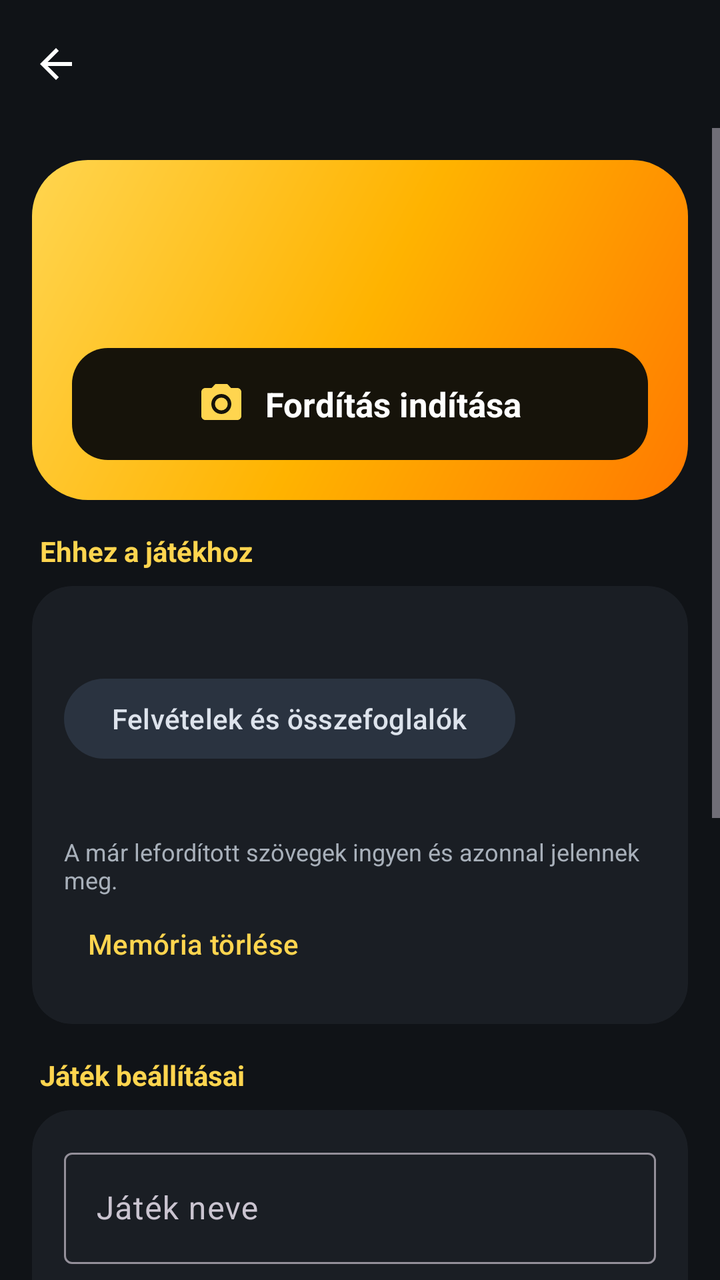
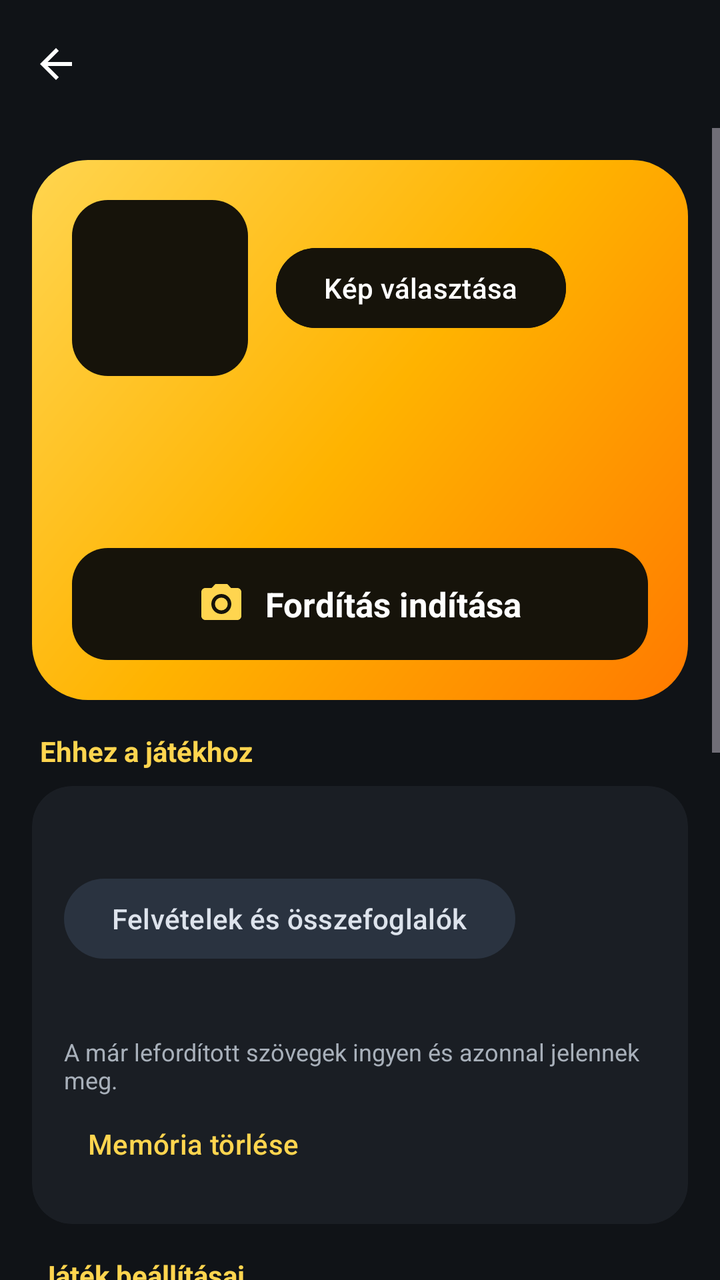

An Android layout rendered at two revisions. The XML below is the earlier revision; the diff shows what the commit changed to produce the second picture.
<!-- AndroidManifest.xml: application theme Theme.FeliratFordito -->
<!-- res/layout/activity_game.xml -->
<?xml version="1.0" encoding="utf-8"?>
<LinearLayout xmlns:android="http://schemas.android.com/apk/res/android"
    xmlns:app="http://schemas.android.com/apk/res-auto"
    android:layout_width="match_parent"
    android:layout_height="match_parent"
    android:background="@color/bg"
    android:fitsSystemWindows="true"
    android:orientation="vertical">

    <com.google.android.material.appbar.MaterialToolbar
        android:id="@+id/toolbar"
        android:layout_width="match_parent"
        android:layout_height="?attr/actionBarSize"
        app:navigationIcon="@drawable/ic_back" />

    <ScrollView
        android:layout_width="match_parent"
        android:layout_height="match_parent">

        <LinearLayout
            android:layout_width="match_parent"
            android:layout_height="wrap_content"
            android:orientation="vertical"
            android:padding="16dp">

            
            <LinearLayout
                android:layout_width="match_parent"
                android:layout_height="wrap_content"
                android:background="@drawable/bg_hero"
                android:orientation="vertical"
                android:padding="20dp">

                <TextView
                    android:id="@+id/heroTitle"
                    android:layout_width="match_parent"
                    android:layout_height="wrap_content"
                    android:textColor="#1A1300"
                    android:textSize="26sp"
                    android:textStyle="bold" />

                <TextView
                    android:id="@+id/heroInfo"
                    android:layout_width="match_parent"
                    android:layout_height="wrap_content"
                    android:layout_marginTop="4dp"
                    android:textColor="#3D2E00"
                    android:textSize="14sp" />

                <LinearLayout
                    android:id="@+id/startBtn"
                    android:layout_width="match_parent"
                    android:layout_height="56dp"
                    android:layout_marginTop="16dp"
                    android:background="@drawable/bg_cta"
                    android:clickable="true"
                    android:focusable="true"
                    android:foreground="?attr/selectableItemBackground"
                    android:gravity="center"
                    android:orientation="horizontal">

                    <ImageView
                        android:layout_width="24dp"
                        android:layout_height="24dp"
                        android:src="@drawable/ic_camera"
                        app:tint="@color/accent" />

                    <TextView
                        android:layout_width="wrap_content"
                        android:layout_height="wrap_content"
                        android:layout_marginStart="10dp"
                        android:text="Fordítás indítása"
                        android:textColor="#FFFFFF"
                        android:textSize="17sp"
                        android:textStyle="bold" />
                </LinearLayout>
            </LinearLayout>

            
            <TextView style="@style/SectionTitle" android:text="Ehhez a játékhoz" />

            <com.google.android.material.card.MaterialCardView style="@style/SettingsCard">

                <LinearLayout
                    android:layout_width="match_parent"
                    android:layout_height="wrap_content"
                    android:orientation="vertical"
                    android:padding="16dp">

                    <TextView
                        android:id="@+id/recInfo"
                        android:layout_width="match_parent"
                        android:layout_height="wrap_content"
                        android:textColor="#FFFFFF"
                        android:textSize="15sp" />

                    <com.google.android.material.button.MaterialButton
                        android:id="@+id/recBtn"
                        style="@style/Widget.Material3.Button.TonalButton"
                        android:layout_width="wrap_content"
                        android:layout_height="wrap_content"
                        android:layout_marginTop="6dp"
                        android:text="Felvételek és összefoglalók" />

                    <TextView
                        android:id="@+id/memInfo"
                        android:layout_width="match_parent"
                        android:layout_height="wrap_content"
                        android:layout_marginTop="14dp"
                        android:textColor="#FFFFFF"
                        android:textSize="15sp" />

                    <TextView
                        android:layout_width="match_parent"
                        android:layout_height="wrap_content"
                        android:text="A már lefordított szövegek ingyen és azonnal jelennek meg."
                        android:textColor="@color/text_dim"
                        android:textSize="12sp" />

                    <com.google.android.material.button.MaterialButton
                        android:id="@+id/memClearBtn"
                        style="@style/Widget.Material3.Button.TextButton"
                        android:layout_width="wrap_content"
                        android:layout_height="wrap_content"
                        android:text="Memória törlése" />
                </LinearLayout>
            </com.google.android.material.card.MaterialCardView>

            
            <TextView style="@style/SectionTitle" android:text="Játék beállításai" />

            <com.google.android.material.card.MaterialCardView style="@style/SettingsCard">

                <LinearLayout
                    android:layout_width="match_parent"
                    android:layout_height="wrap_content"
                    android:orientation="vertical"
                    android:padding="16dp">

                    <com.google.android.material.textfield.TextInputLayout
                        style="@style/Widget.Material3.TextInputLayout.OutlinedBox"
                        android:layout_width="match_parent"
                        android:layout_height="wrap_content"
                        android:hint="Játék neve"
                        app:helperText="A Gemini ebből tudja, melyik játékról van szó">

                        <com.google.android.material.textfield.TextInputEditText
                            android:id="@+id/nameEdit"
                            android:layout_width="match_parent"
                            android:layout_height="wrap_content"
                            android:inputType="textCapWords"
                            android:singleLine="true" />
                    </com.google.android.material.textfield.TextInputLayout>

                    <com.google.android.material.materialswitch.MaterialSwitch
                        android:id="@+id/profileSwitch"
                        android:layout_width="match_parent"
                        android:layout_height="wrap_content"
                        android:layout_marginTop="12dp"
                        android:text="Játékprofil használata (pontosabb kifejezések, kb. +5–15 Ft/óra)" />

                    <com.google.android.material.textfield.TextInputLayout
                        style="@style/Widget.Material3.TextInputLayout.OutlinedBox"
                        android:layout_width="match_parent"
                        android:layout_height="wrap_content"
                        android:layout_marginTop="8dp"
                        android:hint="Játékprofil: háttér és szójegyzék"
                        app:helperText="Üresen hagyva a beépített profil él (ha van ilyen a játékhoz).">

                        <com.google.android.material.textfield.TextInputEditText
                            android:id="@+id/notesEdit"
                            android:layout_width="match_parent"
                            android:layout_height="wrap_content"
                            android:gravity="top"
                            android:inputType="textMultiLine|textCapSentences"
                            android:maxLines="12"
                            android:minLines="4"
                            android:textSize="13sp" />
                    </com.google.android.material.textfield.TextInputLayout>

                    <com.google.android.material.button.MaterialButton
                        android:id="@+id/profileBtn"
                        style="@style/Widget.Material3.Button.TonalButton"
                        android:layout_width="wrap_content"
                        android:layout_height="wrap_content"
                        android:layout_marginTop="8dp"
                        android:text="Profil készítése" />

                    <TextView
                        android:id="@+id/profileInfo"
                        android:layout_width="match_parent"
                        android:layout_height="wrap_content"
                        android:textColor="@color/text_dim"
                        android:textSize="12sp" />
                </LinearLayout>
            </com.google.android.material.card.MaterialCardView>

            <com.google.android.material.button.MaterialButton
                android:id="@+id/deleteBtn"
                style="@style/Widget.Material3.Button.TextButton"
                android:layout_width="wrap_content"
                android:layout_height="wrap_content"
                android:layout_gravity="center_horizontal"
                android:layout_marginTop="16dp"
                android:text="Játék törlése"
                android:textColor="#EF5350" />
        </LinearLayout>
    </ScrollView>
</LinearLayout>
<!-- resources referenced by this layout -->
<resources>
  <color name="accent">#FFD54F</color>
  <color name="bg">#101317</color>
  <color name="text_dim">#A8B0BA</color>
  <!-- drawable bg_cta (drawable) -->
  <shape xmlns:android="http://schemas.android.com/apk/res/android" android:shape="rectangle">
      <solid android:color="#16130A" />
      <corners android:radius="18dp" />
  </shape>
  <!-- drawable bg_hero (drawable) -->
  <shape xmlns:android="http://schemas.android.com/apk/res/android" android:shape="rectangle">
      <gradient android:angle="315" android:startColor="#FFD54F" android:centerColor="#FFB300" android:endColor="#FF7A00" />
      <corners android:radius="28dp" />
  </shape>
  <!-- drawable ic_back (drawable) -->
  <vector xmlns:android="http://schemas.android.com/apk/res/android" android:width="24dp" android:height="24dp" android:viewportWidth="24" android:viewportHeight="24">
      <path android:fillColor="#FFFFFF" android:pathData="M20,11H7.83l5.59,-5.59L12,4l-8,8 8,8 1.41,-1.41L7.83,13H20v-2z" />
  </vector>
  <!-- drawable ic_camera (drawable) -->
  <vector xmlns:android="http://schemas.android.com/apk/res/android" android:width="24dp" android:height="24dp" android:viewportWidth="24" android:viewportHeight="24">
      <path android:fillColor="#FFFFFF" android:pathData="M12,15.2a3.2,3.2 0,1 0,0 -6.4a3.2,3.2 0,0 0,0 6.4zM9,2L7.17,4H4c-1.1,0 -2,0.9 -2,2v12c0,1.1 0.9,2 2,2h16c1.1,0 2,-0.9 2,-2V6c0,-1.1 -0.9,-2 -2,-2h-3.17L15,2H9zM12,17c-2.76,0 -5,-2.24 -5,-5s2.24,-5 5,-5 5,2.24 5,5 -2.24,5 -5,5z" />
  </vector>
  <style name="SectionTitle">
          <item name="android:layout_width">wrap_content</item>
          <item name="android:layout_height">wrap_content</item>
          <item name="android:layout_marginTop">16dp</item>
          <item name="android:layout_marginBottom">8dp</item>
          <item name="android:layout_marginStart">4dp</item>
          <item name="android:textColor">@color/accent</item>
          <item name="android:textSize">14sp</item>
          <item name="android:textStyle">bold</item>
      </style>
  <style name="SettingsCard" parent="Widget.Material3.CardView.Filled">
          <item name="android:layout_width">match_parent</item>
          <item name="android:layout_height">wrap_content</item>
          <item name="cardBackgroundColor">@color/surface</item>
          <item name="cardCornerRadius">20dp</item>
      </style>
  <style name="Theme.FeliratFordito" parent="Theme.Material3.Dark.NoActionBar">
          <item name="colorPrimary">@color/accent</item>
          <item name="colorOnPrimary">#3A2E00</item>
          <item name="colorPrimaryContainer">#4A3C00</item>
          <item name="colorOnPrimaryContainer">#FFE08A</item>
          <item name="colorSecondaryContainer">#2A3340</item>
          <item name="colorOnSecondaryContainer">#DDE3EC</item>
          <item name="android:colorBackground">@color/bg</item>
          <item name="colorSurface">@color/bg</item>
          <item name="android:statusBarColor">@color/bg</item>
          <item name="android:navigationBarColor">@color/bg</item>
      </style>
  <color name="surface">#1A1E24</color>
</resources>

<!-- the commit's change to res/layout/activity_game.xml (unified diff, before → after) -->
@@ -30,6 +30,66 @@
                 android:background="@drawable/bg_hero"
                 android:orientation="vertical"
                 android:padding="20dp">
+
+                <LinearLayout
+                    android:layout_width="match_parent"
+                    android:layout_height="wrap_content"
+                    android:layout_marginBottom="12dp"
+                    android:gravity="center_vertical"
+                    android:orientation="horizontal">
+
+                    <FrameLayout
+                        android:id="@+id/imageBox"
+                        android:layout_width="88dp"
+                        android:layout_height="88dp"
+                        android:clickable="true"
+                        android:focusable="true">
+
+                        <TextView
+                            android:id="@+id/imageLetter"
+                            android:layout_width="match_parent"
+                            android:layout_height="match_parent"
+                            android:background="@drawable/bg_cta"
+                            android:gravity="center"
+                            android:textColor="@color/accent"
+                            android:textSize="34sp"
+                            android:textStyle="bold" />
+
+                        <com.google.android.material.imageview.ShapeableImageView
+                            android:id="@+id/gameImage"
+                            android:layout_width="match_parent"
+                            android:layout_height="match_parent"
+                            android:scaleType="centerCrop"
+                            android:visibility="gone"
+                            app:shapeAppearanceOverlay="@style/ShapeRounded24" />
+                    </FrameLayout>
+
+                    <LinearLayout
+                        android:layout_width="0dp"
+                        android:layout_height="wrap_content"
+                        android:layout_marginStart="14dp"
+                        android:layout_weight="1"
+                        android:orientation="vertical">
+
+                        <com.google.android.material.button.MaterialButton
+                            android:id="@+id/pickImageBtn"
+                            style="@style/Widget.Material3.Button"
+                            android:layout_width="wrap_content"
+                            android:layout_height="wrap_content"
+                            android:backgroundTint="#16130A"
+                            android:text="Kép választása"
+                            android:textColor="#FFFFFF" />
+
+                        <com.google.android.material.button.MaterialButton
+                            android:id="@+id/removeImageBtn"
+                            style="@style/Widget.Material3.Button.TextButton"
+                            android:layout_width="wrap_content"
+                            android:layout_height="wrap_content"
+                            android:text="Kép eltávolítása"
+                            android:textColor="#3D2E00"
+                            android:visibility="gone" />
+                    </LinearLayout>
+                </LinearLayout>
 
                 <TextView
                     android:id="@+id/heroTitle"
<!-- resource entries referenced after the edit -->
@@ -37,6 +37,10 @@
           <item name="cardBackgroundColor">@color/surface</item>
           <item name="cardCornerRadius">20dp</item>
       </style>
+  <style name="ShapeRounded24">
+          <item name="cornerFamily">rounded</item>
+          <item name="cornerSize">24dp</item>
+      </style>
   <style name="Theme.FeliratFordito" parent="Theme.Material3.Dark.NoActionBar">
           <item name="colorPrimary">@color/accent</item>
           <item name="colorOnPrimary">#3A2E00</item>
